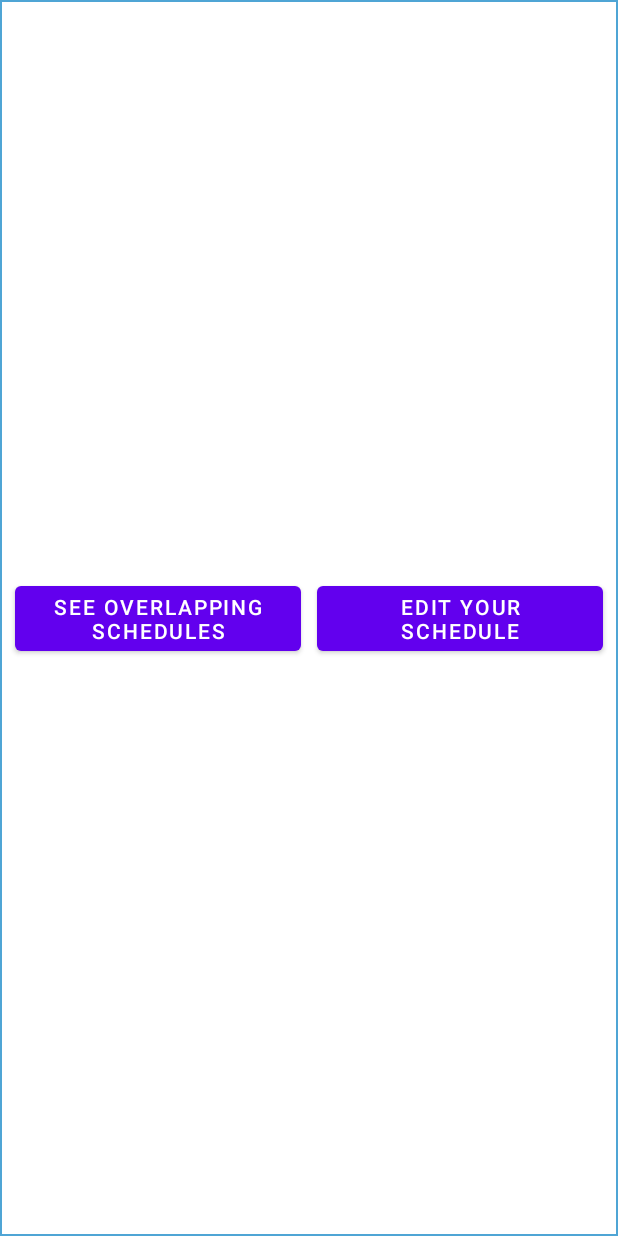
After one commit to Gathr-ly/Gathr-ly-2.0, an Android app: the layout popup_initial.xml on its own in the app's theme, with its tools: preview values and no code run, on a phone screen of 412 x 824 dp. The commit adds this screen. Run offline under Robolectric (Android 15) with nearby library versions, the phone set to English and light mode, and no system bars.

Commit message:
Popups open correctly

```diff
--- a/app/src/main/res/layout/activity_event_detail.xml
+++ b/app/src/main/res/layout/activity_event_detail.xml
@@ -46,6 +46,6 @@
         app:layout_constraintTop_toBottomOf="@id/tvUsers"
         app:layout_constraintStart_toStartOf="parent"
         app:layout_constraintEnd_toEndOf="parent"
-        app:mcv_selectionMode="none" />
+        app:mcv_selectionMode="single" />
 
 </androidx.constraintlayout.widget.ConstraintLayout>
--- /dev/null
+++ b/app/src/main/res/layout/popup_initial.xml
@@ -0,0 +1,36 @@
+<?xml version="1.0" encoding="utf-8"?>
+<androidx.constraintlayout.widget.ConstraintLayout xmlns:android="http://schemas.android.com/apk/res/android"
+    android:layout_width="match_parent"
+    android:layout_height="match_parent"
+    xmlns:app="http://schemas.android.com/apk/res-auto"
+    android:background="@drawable/border" >
+
+    <Button
+        android:id="@+id/btOverlap"
+        android:layout_width="0dp"
+        android:layout_height="wrap_content"
+        android:text="See overlapping schedules"
+        app:layout_constraintEnd_toStartOf="@+id/btEditSchedule"
+        app:layout_constraintTop_toTopOf="parent"
+        app:layout_constraintBottom_toBottomOf="parent"
+        app:layout_constraintStart_toStartOf="parent"
+        android:layout_marginStart="10dp"
+        android:layout_marginEnd="5dp"
+        android:lines="2"
+        android:onClick="showOverlaps"/>
+
+    <Button
+        android:id="@+id/btEditSchedule"
+        android:layout_width="0dp"
+        android:layout_height="wrap_content"
+        android:text="Edit your schedule"
+        app:layout_constraintStart_toEndOf="@+id/btOverlap"
+        app:layout_constraintTop_toTopOf="parent"
+        app:layout_constraintBottom_toBottomOf="parent"
+        app:layout_constraintEnd_toEndOf="parent"
+        android:layout_marginStart="5dp"
+        android:layout_marginEnd="10dp"
+        android:lines="2"
+        android:onClick="showSchedule"/>
+
+</androidx.constraintlayout.widget.ConstraintLayout>
```
Also changed, not shown: app/src/main/java/com/herbert/gathr_ly/EventDetailActivity.kt (+43 -0 lines), app/src/main/res/layout/popup_edit_schedule.xml (added, +36 -0 lines), app/src/main/res/layout/popup_overlaps.xml (added, +17 -0 lines).
